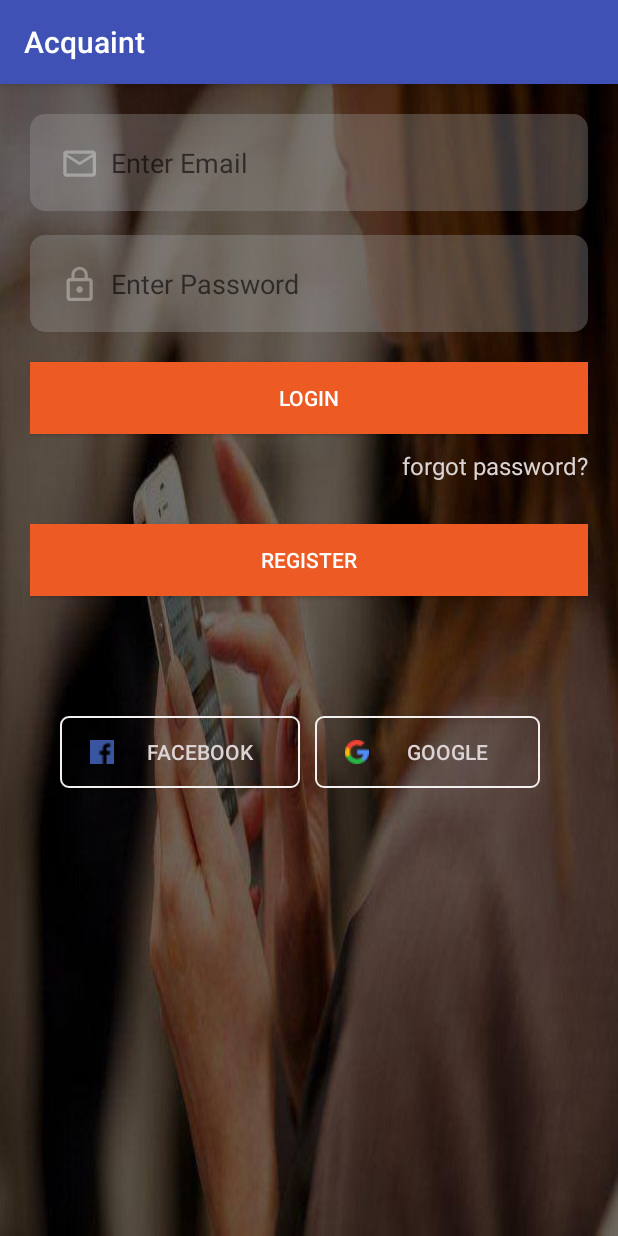
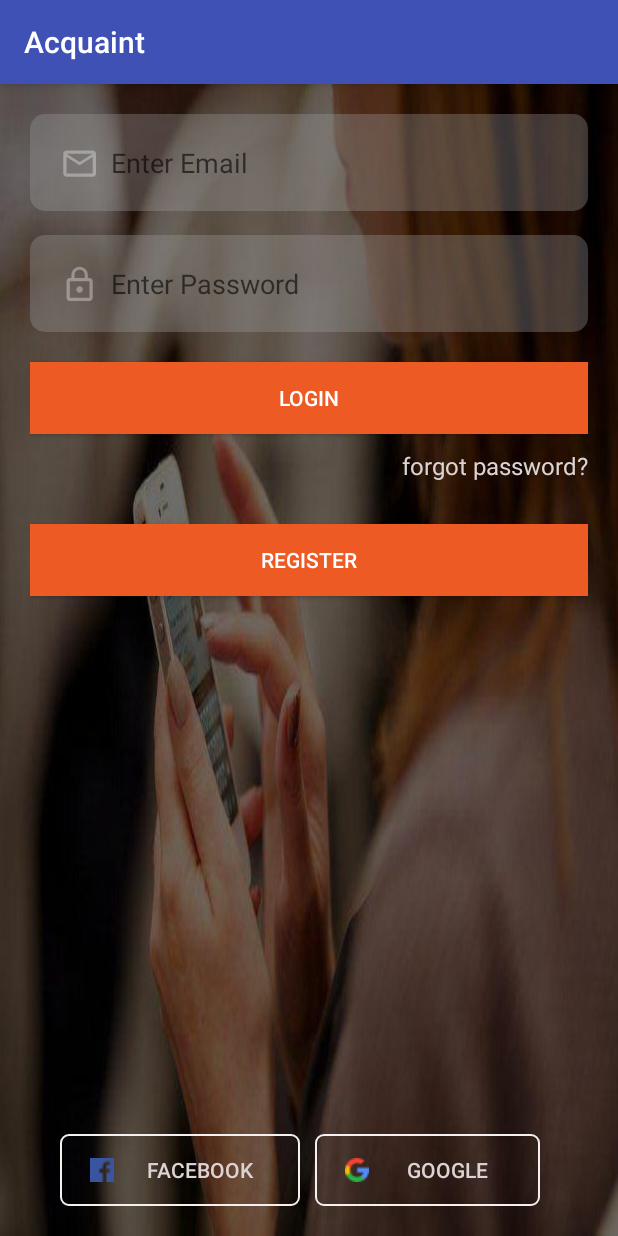
Before and after one commit to datlakrish/Acquaint, an Android app: the screen it shows after launch (LoginActivity), on a phone screen of 412 x 824 dp. Run offline under Robolectric (Android 15) with nearby library versions, the phone set to English and light mode, and no system bars; our stand-ins replace Firebase (no records; nobody signed in at launch, a user with empty details on screens opened directly).

Commit message:
initial push

```diff
--- a/app/src/main/res/layout/activity_login.xml
+++ b/app/src/main/res/layout/activity_login.xml
@@ -49,8 +49,7 @@
         android:textSize="16sp"
         android:textColor="#dcd4d4"
         android:layout_marginTop="10dp"
-        android:layout_alignEnd="@id/login_btn"
-        android:layout_alignRight="@id/login_btn"
+       android:layout_alignParentRight="true"
        />
 
     <Button
@@ -74,8 +73,7 @@
         android:text="FACEBOOK"
         android:textColor="#dcd4d4"
         android:drawableLeft="@drawable/facebook"
-        android:layout_below="@id/login_reg_btn"
-        android:layout_marginTop="80dp"/>
+        android:layout_alignParentBottom="true"/>
     <Button
         android:id="@+id/google_btn"
         android:layout_width="150dp"
@@ -87,9 +85,8 @@
         android:text="Google"
         android:textColor="#dcd4d4"
         android:layout_toRightOf="@id/fb_btn"
-        android:layout_below="@id/login_reg_btn"
-        android:layout_height="wrap_content"
-        android:layout_marginTop="80dp"/>
+        android:layout_alignParentBottom="true"
+        android:layout_height="wrap_content" />
 
 
 </RelativeLayout>
```
